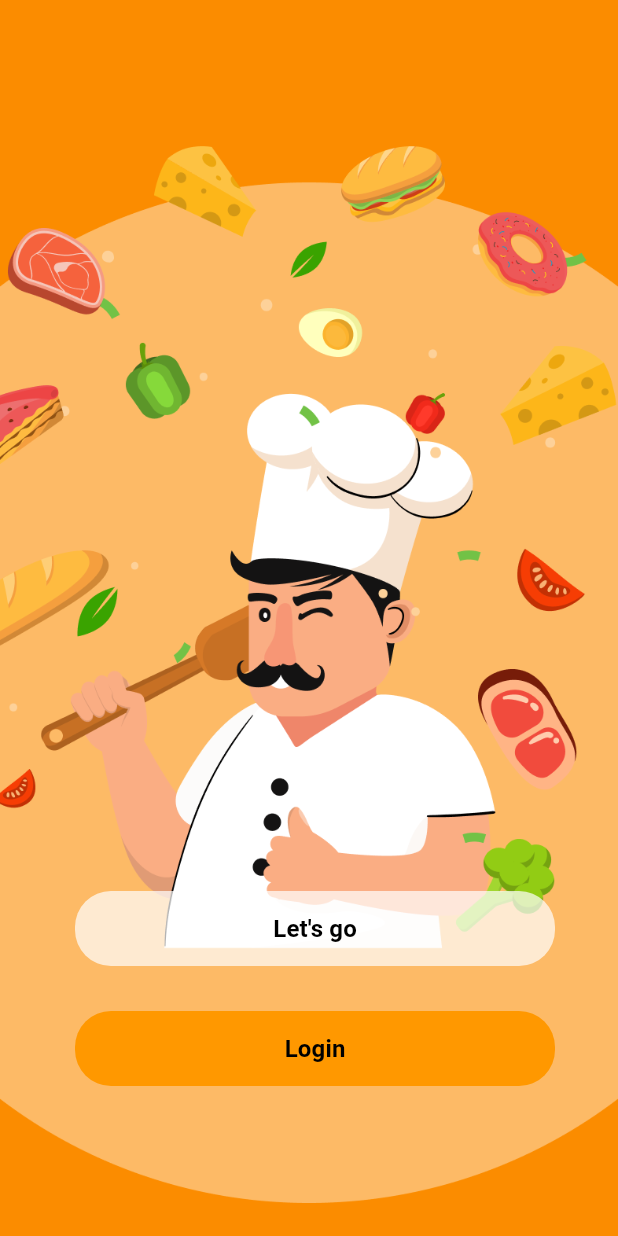
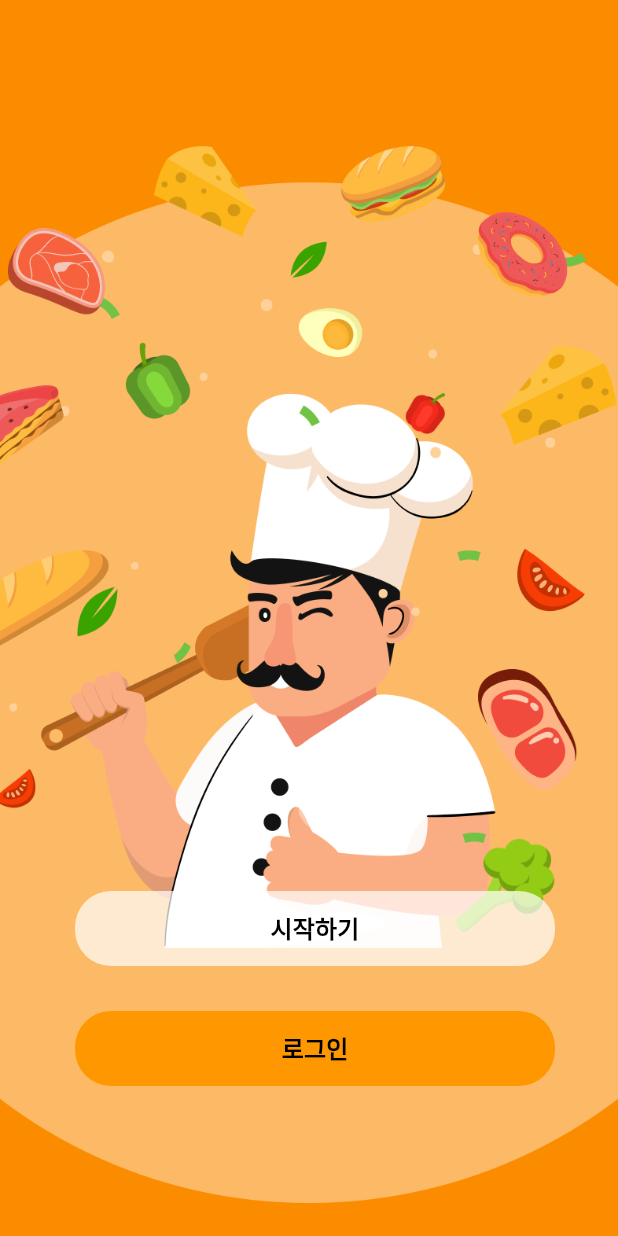
Before and after one commit to orm-Janggo/flutter_project_orm_Janggo, a Flutter app: the HomeScreen screen opened directly, on a phone screen of 412 x 824 dp. Run offline on Flutter 3.47's test engine with Material 3 defaults, Android fonts, the phone set to English and light mode, and no system bars; our stand-ins replace firebase_auth, firebase_core, flutter_dotenv, freezed_annotation, go_router; missing offline and left inert: dart:ffi, kakao_flutter_sdk_user; accounts and stored records are empty.

Commit message:
[CHORE] 언어변경: 한글

```diff
--- a/lib/presentation/home_screen.dart
+++ b/lib/presentation/home_screen.dart
@@ -36,7 +36,7 @@ class HomeScreen extends StatelessWidget {
                   context.push('/main');
                 },
                 child: Text(
-                  "Let's go",
+                  "시작하기",
                   style: TextStyle(fontSize: 16, fontWeight: FontWeight.bold,color: Colors.black),
                 ),
               ),
@@ -55,7 +55,7 @@ class HomeScreen extends StatelessWidget {
               child: TextButton(
                 onPressed: () {},
                 child: Text(
-                  "Login",
+                  "로그인",
                   style: TextStyle(fontSize: 16, fontWeight: FontWeight.bold,color: Colors.black),
                 ),
               ),
```
